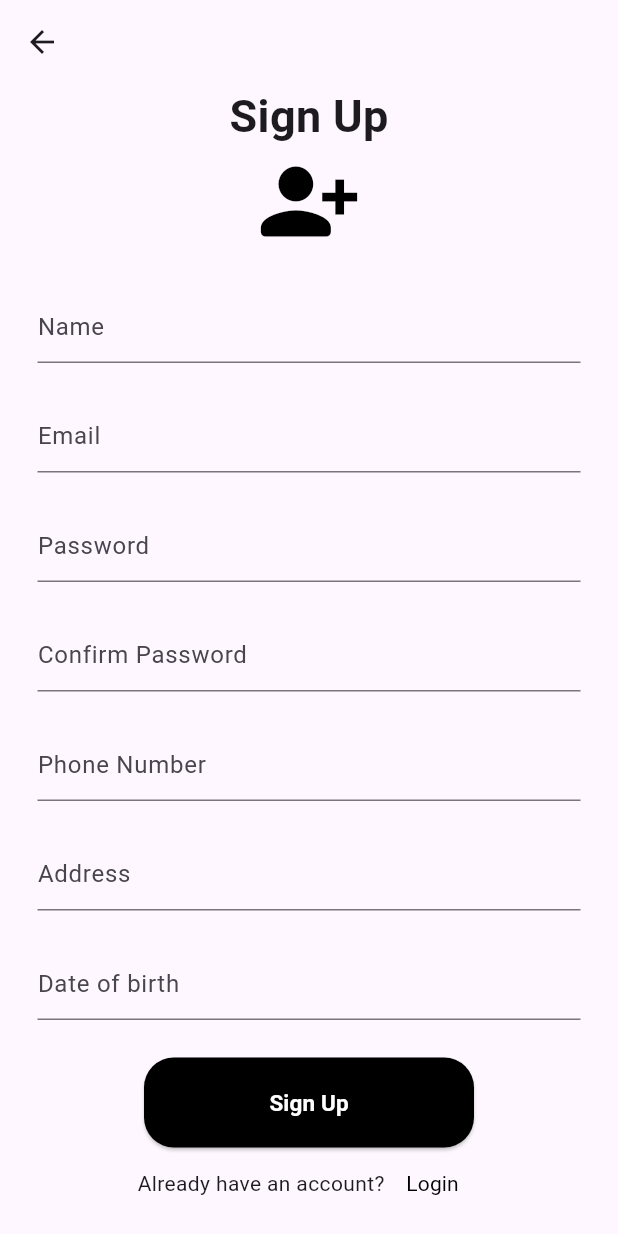
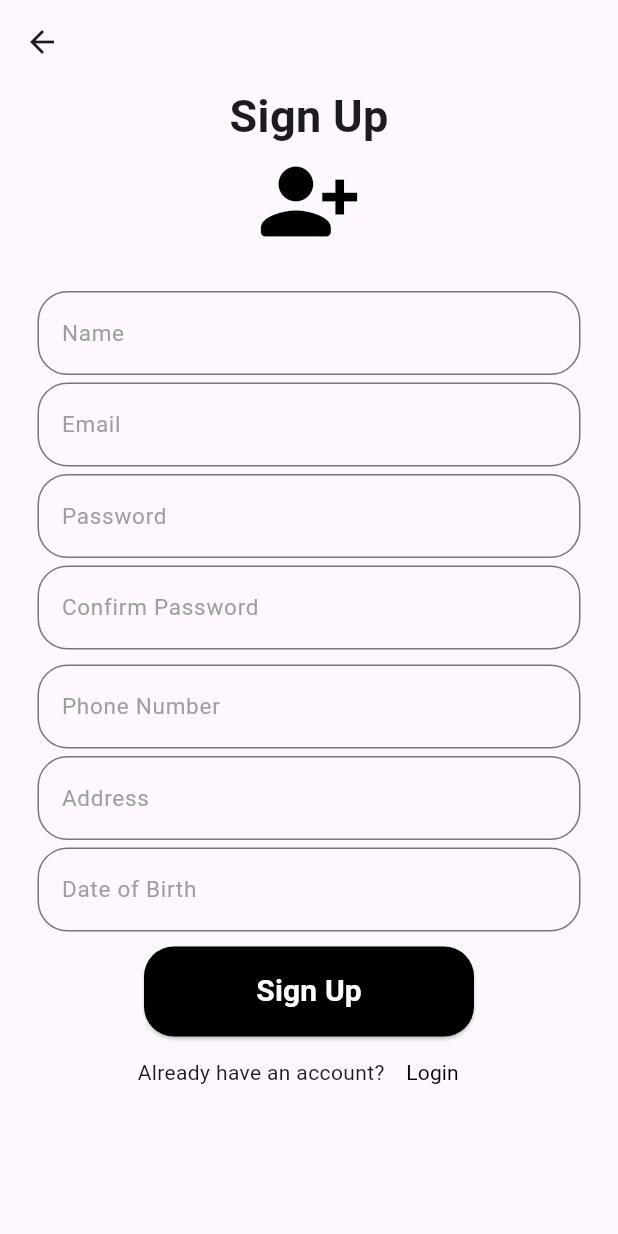
Before and after one commit to Amikzz/project_skillswap, a Flutter app: the SignupView screen opened by its route, on a phone screen of 412 x 824 dp. Run offline on Flutter 3.47's test engine with Material 3 defaults, Android fonts, the phone set to English and light mode, and no system bars.

Commit message:
2024-05-19 04:07am Commit

```diff
--- a/lib/customWidgets/startup_elevated_button.dart
+++ b/lib/customWidgets/startup_elevated_button.dart
@@ -13,7 +13,7 @@ class StartupElevatedButton extends StatelessWidget {
   Widget build(BuildContext context) {
     return ElevatedButton(
       style: ElevatedButton.styleFrom(
-        padding: const EdgeInsets.symmetric(horizontal: 40, vertical: 15),
+        padding: const EdgeInsets.symmetric(horizontal: 40, vertical: 10),
         shape: RoundedRectangleBorder(
           borderRadius: BorderRadius.circular(20),
         ),
@@ -27,7 +27,7 @@ class StartupElevatedButton extends StatelessWidget {
           style: TextStyle(
             color: foregroundColor,
             fontFamily: 'Roboto',
-            fontSize: 15,
+            fontSize: 20,
             fontWeight: FontWeight.bold,
           )
       ),
--- a/lib/customWidgets/textfield_login_signup.dart
+++ b/lib/customWidgets/textfield_login_signup.dart
@@ -3,17 +3,30 @@ import 'package:flutter/material.dart';
 class TextfieldLoginRegistration extends StatelessWidget {
 
   final String hint;
+  final bool isPassword;
 
-  const TextfieldLoginRegistration({super.key, required this.hint});
+  const TextfieldLoginRegistration({super.key, required this.hint, this.isPassword = false});
 
   @override
   Widget build(BuildContext context) {
     return TextField(
+      obscureText: isPassword,
       decoration: InputDecoration(
+        hintText: hint,
         hintStyle: const TextStyle(
+          color: Colors.grey,
+          fontSize: 15,
           fontFamily: 'Roboto',
         ),
-        hintText: hint,
+        border: OutlineInputBorder(
+          borderRadius: BorderRadius.circular(20),
+        ),
+        focusedBorder: OutlineInputBorder(
+          borderRadius: BorderRadius.circular(20),
+          borderSide: const BorderSide(
+            color: Colors.black,
+          ),
+        ),
       ),
     );
   }
--- a/lib/login.dart
+++ b/lib/login.dart
@@ -28,7 +28,7 @@ class LoginView extends StatelessWidget {
                   child: Column(
                       children: [
                         const TextfieldLoginRegistration(hint: 'Email'),
-                        const SizedBox(height: 40),
+                        const SizedBox(height: 20),
                         const TextfieldLoginRegistration(hint: 'Password'),
                         const SizedBox(height: 50),
                         StartupElevatedButton(
--- a/lib/signup.dart
+++ b/lib/signup.dart
@@ -3,8 +3,15 @@ import 'package:project_skillswap/customWidgets/haveanaccount_login_signup.dart'
 import 'package:project_skillswap/customWidgets/textfield_login_signup.dart';
 import 'package:project_skillswap/customWidgets/startup_elevated_button.dart';
 
-class SignupView extends StatelessWidget {
+class SignupView extends StatefulWidget {
   const SignupView({super.key});
+
+  @override
+  State<SignupView> createState() => _SignupViewState();
+}
+
+class _SignupViewState extends State<SignupView> {
+  TextEditingController datePicker = TextEditingController();
 
   @override
   Widget build(BuildContext context) {
@@ -27,20 +34,57 @@ class SignupView extends StatelessWidget {
               padding: const EdgeInsets.all(25.0),
               child: Column(
                   children: [
-                    const TextfieldLoginRegistration(hint: 'Name'),
-                    const SizedBox(height: 25),
+                    const TextfieldLoginRegistration(hint: 'Name',),
+                    const SizedBox(height: 5),
                     const TextfieldLoginRegistration(hint: 'Email'),
-                    const SizedBox(height: 25),
-                    const TextfieldLoginRegistration(hint: 'Password'),
-                    const SizedBox(height: 25),
-                    const TextfieldLoginRegistration(hint: 'Confirm Password'),
-                    const SizedBox(height: 25),
+                    const SizedBox(height: 5),
+                    const TextfieldLoginRegistration(
+                        hint: 'Password',
+                        isPassword: true,
+                    ),
+                    const SizedBox(height: 5),
+                    const TextfieldLoginRegistration(
+                        hint: 'Confirm Password',
+                        isPassword: true,
+                    ),
+                    const SizedBox(height: 10),
                     const TextfieldLoginRegistration(hint: 'Phone Number'),
-                    const SizedBox(height: 25),
+                    const SizedBox(height: 5),
                     const TextfieldLoginRegistration(hint: 'Address'),
-                    const SizedBox(height: 25),
-                    const TextfieldLoginRegistration(hint: 'Date of birth'),
-                    const SizedBox(height: 25),
+                    const SizedBox(height: 5),
+                    TextField(
+                      decoration: InputDecoration(
+                        hintText: 'Date of Birth',
+                        hintStyle: const TextStyle(
+                          color: Colors.grey,
+                          fontSize: 15,
+                          fontFamily: 'Roboto',
+                        ),
+                        border: OutlineInputBorder(
+                          borderRadius: BorderRadius.circular(20),
+                        ),
+                        focusedBorder: OutlineInputBorder(
+                          borderRadius: BorderRadius.circular(20),
+                          borderSide: const BorderSide(
+                            color: Colors.black,
+                          ),
+                        ),
+                      ),
+                      controller: datePicker,
+                      onTap: () {
+                        showDatePicker(
+                          context: context,
+                          initialDate: DateTime.now(),
+                          firstDate: DateTime(1900),
+                          lastDate: DateTime(2100),
+                        ).then((value) {
+                          if (value != null) {
+                            datePicker.text = value.toString().substring(0, 10);
+                          }
+                        });
+                      },
+                    ),
+                    const SizedBox(height: 10),
                     StartupElevatedButton(
                         onPressed: () { },
                         text: "Sign Up",
--- a/pubspec.yaml
+++ b/pubspec.yaml
@@ -62,7 +62,6 @@ flutter:
   assets:
      - images/SkillSwap-removebg-preview.png
      - images/onboardimg.png
-     - images/SkillSwapIcon.png
 
   # An image asset can refer to one or more resolution-specific "variants", see
   # https://flutter.dev/assets-and-images/#resolution-aware
```
Also changed, not shown: images/SkillSwapIcon.png (deleted).
